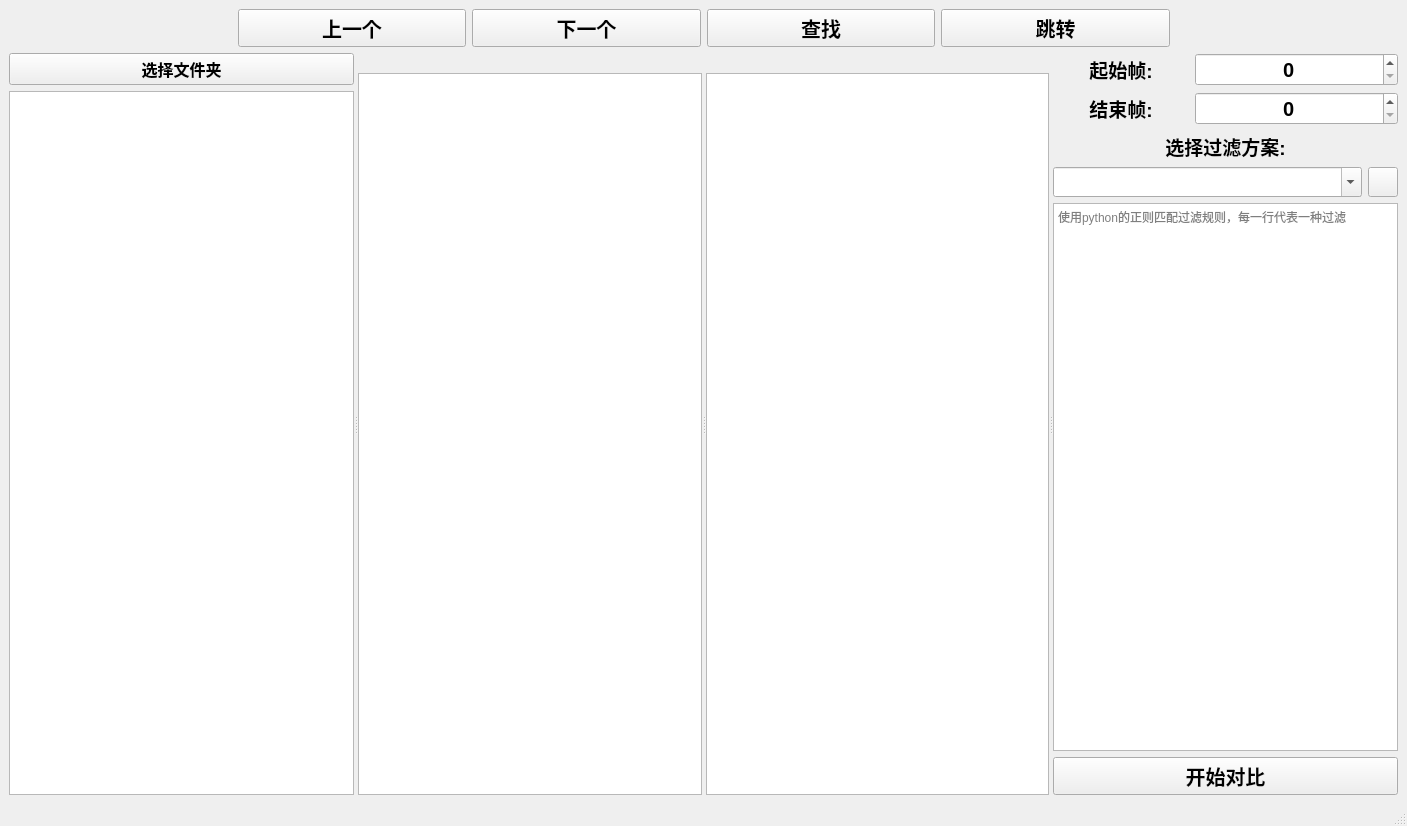
Old version of the form ui/mainwidget.ui in the repository lamborghini1993/FileCompare.
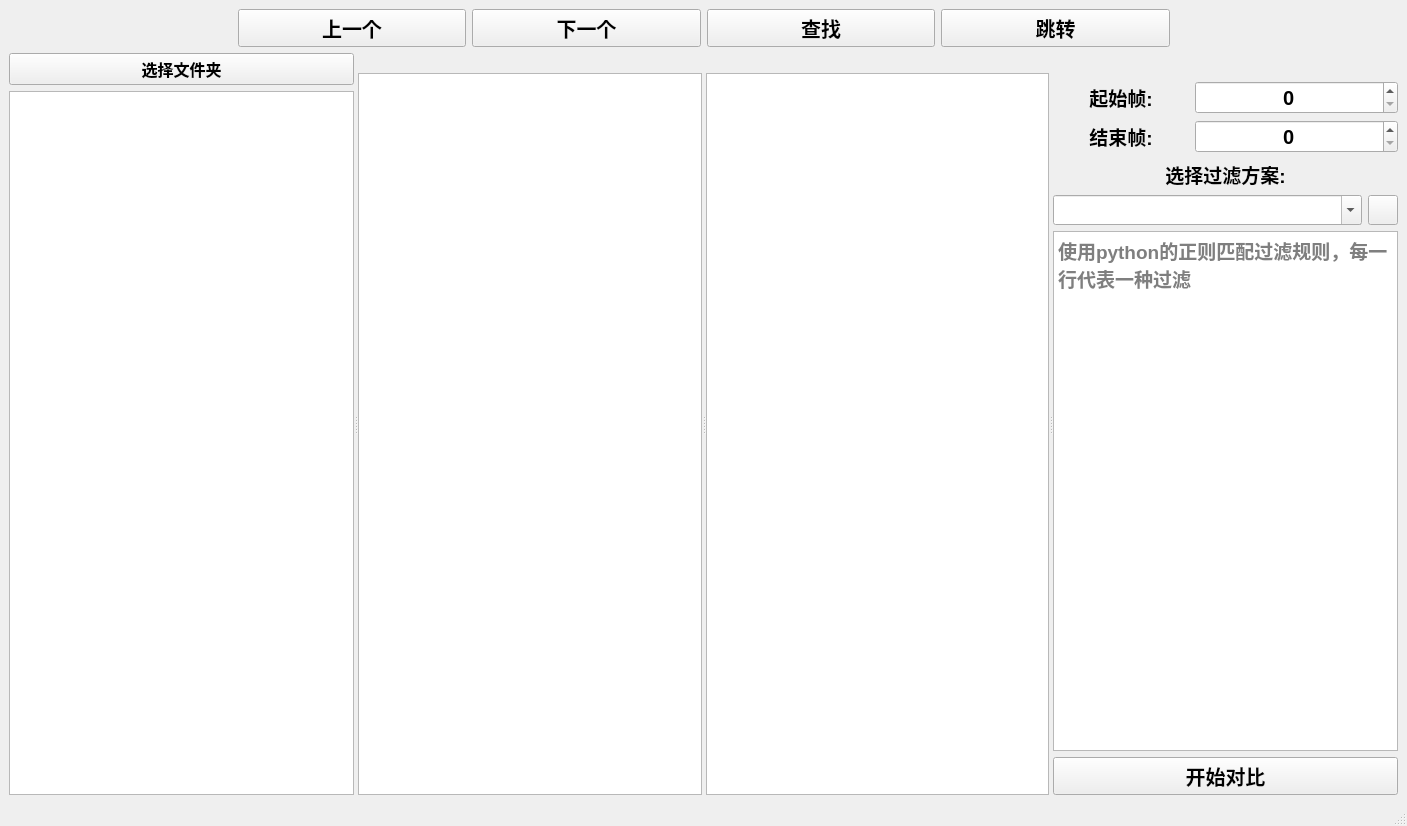
New version of the form. Icons and pictures are not drawn. Custom widgets are drawn as their Qt base class.

Diff of the .ui file:
```diff
--- a/ui/mainwidget.ui
+++ b/ui/mainwidget.ui
@@ -258,7 +258,24 @@
        </layout>
       </widget>
       <widget class="QWidget" name="widget_3" native="true">
+       <property name="font">
+        <font>
+         <pointsize>14</pointsize>
+         <weight>75</weight>
+         <bold>true</bold>
+        </font>
+       </property>
        <layout class="QVBoxLayout" name="verticalLayout">
+        <item>
+         <widget class="QLabel" name="label_Frame">
+          <property name="text">
+           <string/>
+          </property>
+          <property name="alignment">
+           <set>Qt::AlignCenter</set>
+          </property>
+         </widget>
+        </item>
         <item>
          <layout class="QGridLayout" name="gridLayout" rowstretch="0,0" columnstretch="2,3">
           <item row="0" column="0">
```
